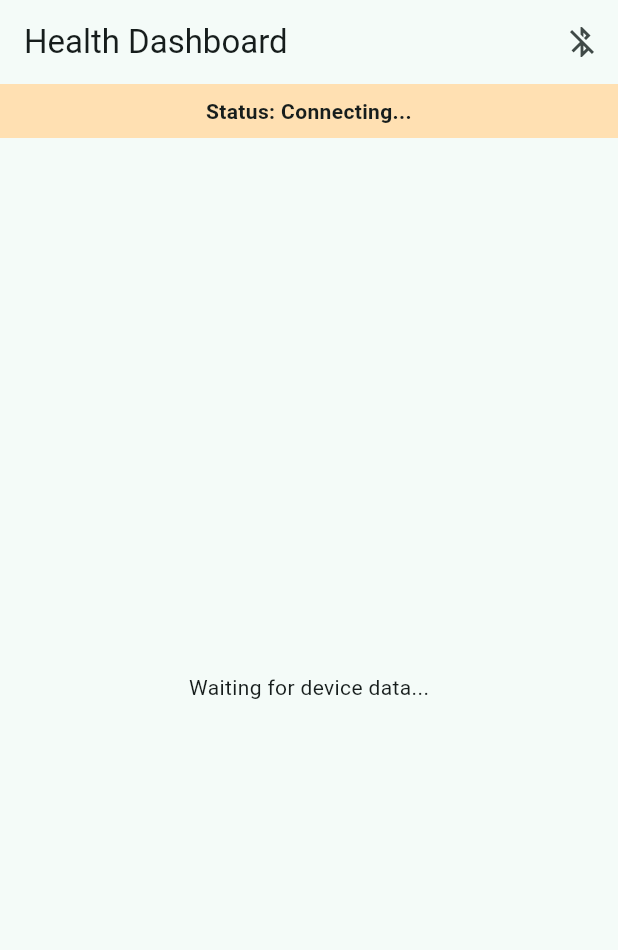
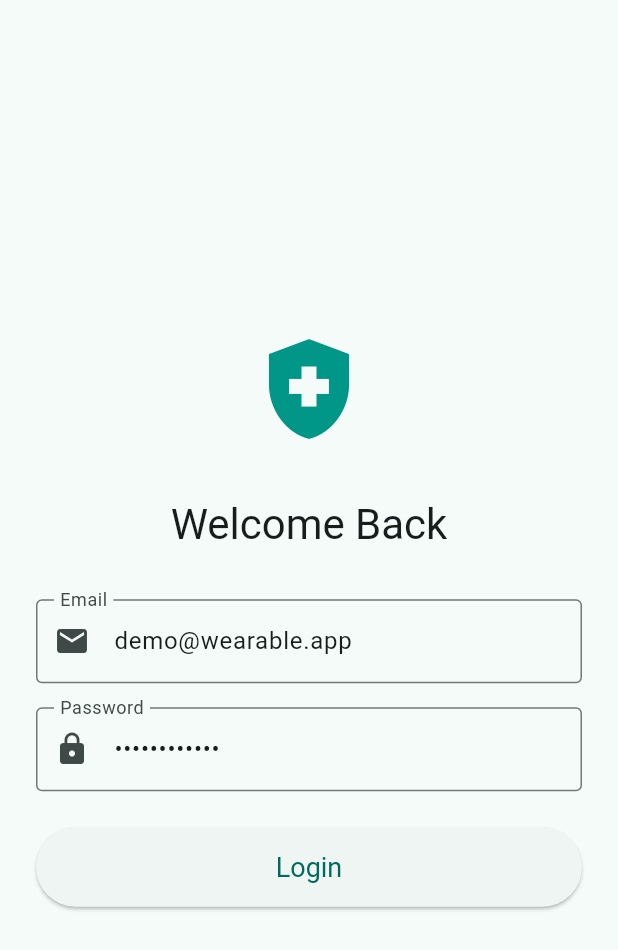
Before and after one commit to VishalAnuragi/wearable_health_app, a Flutter app: the first screen one second after launch, on a phone screen of 412 x 824 dp. Shown: the top 950 px of the screen. Run offline on Flutter 3.47's test engine with Material 3 defaults, Android fonts, the phone set to English and light mode, and no system bars; our stand-ins replace dio, flutter_bloc, flutter_secure_storage, sqflite; accounts and stored records are empty.

Commit message:
login added

```diff
--- /dev/null
+++ b/lib/features/auth/domain/auth_repository.dart
@@ -0,0 +1,5 @@
+abstract class AuthRepository {
+  Future<void> login(String email, String password);
+  Future<void> logout();
+  Future<bool> hasValidToken();
+}
--- /dev/null
+++ b/lib/features/auth/presentation/bloc/auth_bloc.dart
@@ -0,0 +1,60 @@
+import 'package:flutter_bloc/flutter_bloc.dart';
+import '../../domain/auth_repository.dart';
+
+// --- Events ---
+sealed class AuthEvent {}
+class AppStarted extends AuthEvent {}
+class LoginRequested extends AuthEvent {
+  final String email;
+  final String password;
+  LoginRequested(this.email, this.password);
+}
+class LogoutRequested extends AuthEvent {}
+
+// --- States ---
+sealed class AuthState {}
+class AuthInitial extends AuthState {}
+class AuthLoading extends AuthState {}
+class AuthAuthenticated extends AuthState {}
+class AuthUnauthenticated extends AuthState {}
+class AuthError extends AuthState {
+  final String message;
+  AuthError(this.message);
+}
+
+// --- BLoC ---
+class AuthBloc extends Bloc<AuthEvent, AuthState> {
+  final AuthRepository _authRepository;
+
+  AuthBloc(this._authRepository) : super(AuthInitial()) {
+    on<AppStarted>(_onAppStarted);
+    on<LoginRequested>(_onLoginRequested);
+    on<LogoutRequested>(_onLogoutRequested);
+  }
+
+  Future<void> _onAppStarted(AppStarted event, Emitter<AuthState> emit) async {
+    final hasToken = await _authRepository.hasValidToken();
+    if (hasToken) {
+      emit(AuthAuthenticated());
+    } else {
+      emit(AuthUnauthenticated());
+    }
+  }
+
+  Future<void> _onLoginRequested(LoginRequested event, Emitter<AuthState> emit) async {
+    emit(AuthLoading());
+    try {
+      await _authRepository.login(event.email, event.password);
+      emit(AuthAuthenticated());
+    } catch (e) {
+      emit(AuthError(e.toString()));
+      emit(AuthUnauthenticated()); // Reset to unauthenticated after showing error
+    }
+  }
+
+  Future<void> _onLogoutRequested(LogoutRequested event, Emitter<AuthState> emit) async {
+    emit(AuthLoading());
+    await _authRepository.logout();
+    emit(AuthUnauthenticated());
+  }
+}
--- /dev/null
+++ b/lib/features/auth/presentation/screens/login_screen.dart
@@ -0,0 +1,96 @@
+import 'package:flutter/material.dart';
+import 'package:flutter_bloc/flutter_bloc.dart';
+import '../bloc/auth_bloc.dart';
+
+class LoginScreen extends StatefulWidget {
+  const LoginScreen({super.key});
+
+  @override
+  State<LoginScreen> createState() => _LoginScreenState();
+}
+
+class _LoginScreenState extends State<LoginScreen> {
+  final _emailController = TextEditingController(text: 'demo@wearable.app');
+  final _passwordController = TextEditingController(text: 'Password123!');
+
+  @override
+  void dispose() {
+    _emailController.dispose();
+    _passwordController.dispose();
+    super.dispose();
+  }
+
+  @override
+  Widget build(BuildContext context) {
+    return Scaffold(
+      body: BlocListener<AuthBloc, AuthState>(
+        listener: (context, state) {
+          if (state is AuthError) {
+            ScaffoldMessenger.of(context).showSnackBar(
+              SnackBar(content: Text(state.message), backgroundColor: Colors.red),
+            );
+          }
+        },
+        child: Padding(
+          padding: const EdgeInsets.all(24.0),
+          child: Column(
+            mainAxisAlignment: MainAxisAlignment.center,
+            crossAxisAlignment: CrossAxisAlignment.stretch,
+            children: [
+              const Icon(Icons.health_and_safety, size: 80, color: Colors.teal),
+              const SizedBox(height: 32),
+              Text(
+                'Welcome Back',
+                style: Theme.of(context).textTheme.headlineMedium,
+                textAlign: TextAlign.center,
+              ),
+              const SizedBox(height: 32),
+              TextField(
+                controller: _emailController,
+                decoration: const InputDecoration(
+                  labelText: 'Email',
+                  border: OutlineInputBorder(),
+                  prefixIcon: Icon(Icons.email),
+                ),
+                keyboardType: TextInputType.emailAddress,
+              ),
+              const SizedBox(height: 16),
+              TextField(
+                controller: _passwordController,
+                decoration: const InputDecoration(
+                  labelText: 'Password',
+                  border: OutlineInputBorder(),
+                  prefixIcon: Icon(Icons.lock),
+                ),
+                obscureText: true,
+              ),
+              const SizedBox(height: 24),
+              BlocBuilder<AuthBloc, AuthState>(
+                builder: (context, state) {
+                  if (state is AuthLoading) {
+                    return const Center(child: CircularProgressIndicator());
+                  }
+                  return ElevatedButton(
+                    style: ElevatedButton.styleFrom(
+                      padding: const EdgeInsets.symmetric(vertical: 16),
+                      textStyle: const TextStyle(fontSize: 18),
+                    ),
+                    onPressed: () {
+                      context.read<AuthBloc>().add(
+                        LoginRequested(
+                          _emailController.text,
+                          _passwordController.text,
+                        ),
+                      );
+                    },
+                    child: const Text('Login'),
+                  );
+                },
+              ),
+            ],
+          ),
+        ),
+      ),
+    );
+  }
+}
--- a/lib/main.dart
+++ b/lib/main.dart
@@ -1,7 +1,12 @@
 import 'package:flutter/material.dart';
 import 'package:flutter_bloc/flutter_bloc.dart';
-import 'core/database/database_helper.dart'; // Import the db helper
+
+import 'core/database/database_helper.dart';
 import 'core/network/api_client.dart';
+import 'features/auth/data/auth_repository_impl.dart';
+import 'features/auth/domain/auth_repository.dart';
+import 'features/auth/presentation/bloc/auth_bloc.dart';
+import 'features/auth/presentation/screens/login_screen.dart';
 import 'features/health/presentation/screens/dashboard_screen.dart';
 import 'features/wearable/data/mock_wearable_service.dart';
 import 'features/wearable/domain/wearable_service.dart';
@@ -9,17 +14,18 @@ import 'features/wearable/presentation/bloc/wearable_bloc.dart';
 import 'features/wearable/presentation/bloc/wearable_event.dart';
 
 void main() async {
-  // Ensure bindings are initialized before accessing native channels (like SQLite)
   WidgetsFlutterBinding.ensureInitialized();
 
   final apiClient = ApiClient();
-  final databaseHelper = DatabaseHelper(); // Initialize the DB
+  final databaseHelper = DatabaseHelper();
   final wearableService = MockWearableService();
+  final authRepository = AuthRepositoryImpl(apiClient);
 
   runApp(MyApp(
-      apiClient: apiClient,
-      databaseHelper: databaseHelper,
-      wearableService: wearableService
+    apiClient: apiClient,
+    databaseHelper: databaseHelper,
+    wearableService: wearableService,
+    authRepository: authRepository,
   ));
 }
 
@@ -27,12 +33,14 @@ class MyApp extends StatelessWidget {
   final ApiClient apiClient;
   final DatabaseHelper databaseHelper;
   final WearableService wearableService;
+  final AuthRepository authRepository;
 
   const MyApp({
     super.key,
     required this.apiClient,
     required this.databaseHelper,
-    required this.wearableService
+    required this.wearableService,
+    required this.authRepository,
   });
 
   @override
@@ -42,11 +50,15 @@ class MyApp extends StatelessWidget {
         RepositoryProvider<ApiClient>.value(value: apiClient),
         RepositoryProvider<DatabaseHelper>.value(value: databaseHelper),
         RepositoryProvider<WearableService>.value(value: wearableService),
+        RepositoryProvider<AuthRepository>.value(value: authRepository),
       ],
       child: MultiBlocProvider(
         providers: [
+          BlocProvider<AuthBloc>(
+            create: (context) => AuthBloc(context.read<AuthRepository>())
+              ..add(AppStarted()),
+          ),
           BlocProvider<WearableBloc>(
-            // Pass the databaseHelper into the WearableBloc
             create: (context) => WearableBloc(
               context.read<WearableService>(),
               context.read<DatabaseHelper>(),
@@ -59,7 +71,20 @@ class MyApp extends StatelessWidget {
             useMaterial3: true,
             colorScheme: ColorScheme.fromSeed(seedColor: Colors.teal),
           ),
-          home: const DashboardScreen(),
+          // Route based on authentication state
+          home: BlocBuilder<AuthBloc, AuthState>(
+            builder: (context, state) {
+              if (state is AuthAuthenticated) {
+                return const DashboardScreen();
+              } else if (state is AuthUnauthenticated || state is AuthError) {
+                return const LoginScreen();
+              }
+              // Show a splash/loading screen while checking token on boot
+              return const Scaffold(
+                body: Center(child: CircularProgressIndicator()),
+              );
+            },
+          ),
         ),
       ),
     );
```
Also changed, not shown: lib/features/auth/data/auth_repository_impl.dart (added, +41 -0 lines).
